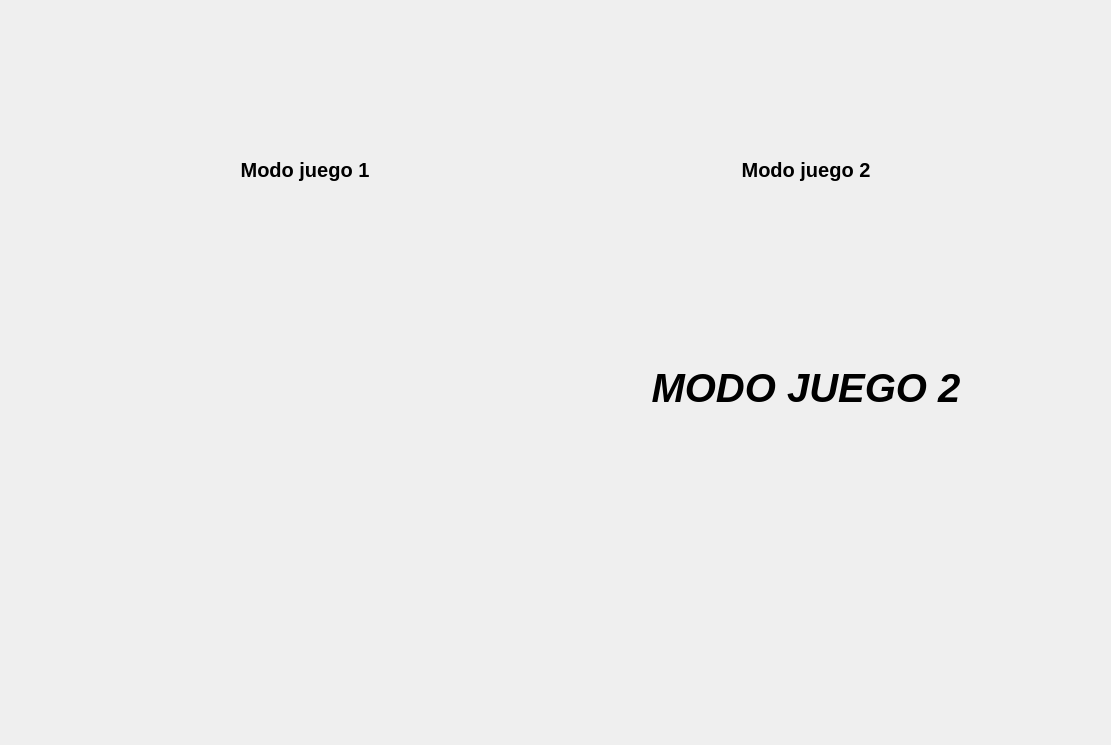
Old version of the form src/escenario/widgets/modosgamewidget.ui in the repository Elmer-Mosquera-UdeA/proyecto-final-2026-1.
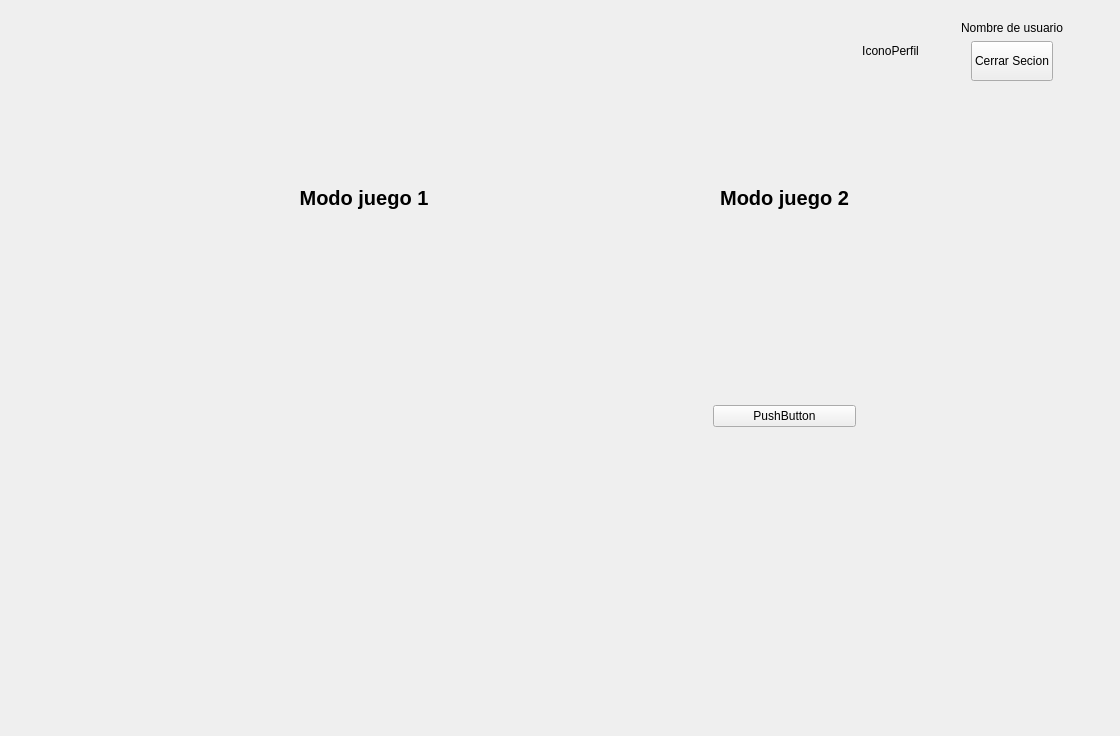
New version of the form. Icons and pictures are not drawn.

```diff
--- a/src/escenario/widgets/modosgamewidget.ui
+++ b/src/escenario/widgets/modosgamewidget.ui
@@ -6,15 +6,89 @@
    <rect>
     <x>0</x>
     <y>0</y>
-    <width>1111</width>
-    <height>745</height>
+    <width>1120</width>
+    <height>736</height>
    </rect>
   </property>
   <property name="windowTitle">
    <string>Form</string>
   </property>
+  <layout class="QVBoxLayout" name="verticalLayout">
+   <item>
+    <widget class="QFrame" name="frame">
+     <property name="styleSheet">
+      <string notr="true">#frame {
+    /* Carga la imagen de fondo estirándola a toda la pantalla */
+    border-image: url(:/resources/imgs/fondo_oscuro.png) 0 0 0 0 stretch stretch;
+    
+    /* Evita que colores raros del sistema operativo tapen tu fondo */
+    background-color: transparent; 
+}
+</string>
+     </property>
+     <property name="frameShape">
+      <enum>QFrame::Shape::StyledPanel</enum>
+     </property>
+     <property name="frameShadow">
+      <enum>QFrame::Shadow::Raised</enum>
+     </property>
+     <layout class="QGridLayout" name="gridLayout_3">
+      <item row="0" column="0">
   <layout class="QGridLayout" name="gridLayout">
+        <item row="4" column="4" colspan="2">
+         <widget class="QPushButton" name="btn_modoD">
+          <property name="text">
+           <string>PushButton</string>
+          </property>
+         </widget>
+        </item>
+        <item row="4" column="0">
+         <spacer name="horizontalSpacer">
+          <property name="orientation">
+           <enum>Qt::Orientation::Horizontal</enum>
+          </property>
+          <property name="sizeHint" stdset="0">
+           <size>
+            <width>40</width>
+            <height>20</height>
+           </size>
+          </property>
+         </spacer>
+        </item>
    <item row="1" column="1">
+         <spacer name="verticalSpacer">
+          <property name="orientation">
+           <enum>Qt::Orientation::Vertical</enum>
+          </property>
+          <property name="sizeHint" stdset="0">
+           <size>
+            <width>20</width>
+            <height>40</height>
+           </size>
+          </property>
+         </spacer>
+        </item>
+        <item row="4" column="1" colspan="2">
+         <widget class="QPushButton" name="btn_modoU">
+          <property name="minimumSize">
+           <size>
+            <width>400</width>
+            <height>400</height>
+           </size>
+          </property>
+          <property name="styleSheet">
+           <string notr="true">/* border-image fuerza a la imagen a encajar exactamente en el botón */
+border-image: url(:/resources/imgs/mini-mod-1.png) 0 0 0 0 stretch stretch;
+border: none;
+background: transparent;
+</string>
+          </property>
+          <property name="text">
+           <string/>
+          </property>
+         </widget>
+        </item>
+        <item row="2" column="1" colspan="2">
     <widget class="QLabel" name="label">
      <property name="font">
       <font>
@@ -30,8 +104,8 @@
      </property>
     </widget>
    </item>
-   <item row="0" column="3">
-    <spacer name="verticalSpacer_3">
+        <item row="5" column="1">
+         <spacer name="verticalSpacer_2">
      <property name="orientation">
       <enum>Qt::Orientation::Vertical</enum>
      </property>
@@ -43,7 +117,36 @@
      </property>
     </spacer>
    </item>
-   <item row="2" column="2">
+        <item row="0" column="5">
+         <spacer name="horizontalSpacer_4">
+          <property name="orientation">
+           <enum>Qt::Orientation::Horizontal</enum>
+          </property>
+          <property name="sizeHint" stdset="0">
+           <size>
+            <width>40</width>
+            <height>20</height>
+           </size>
+          </property>
+         </spacer>
+        </item>
+        <item row="2" column="4" colspan="2">
+         <widget class="QLabel" name="label_2">
+          <property name="font">
+           <font>
+            <pointsize>15</pointsize>
+            <bold>true</bold>
+           </font>
+          </property>
+          <property name="text">
+           <string>Modo juego 2</string>
+          </property>
+          <property name="alignment">
+           <set>Qt::AlignmentFlag::AlignCenter</set>
+          </property>
+         </widget>
+        </item>
+        <item row="4" column="6">
     <spacer name="horizontalSpacer_3">
      <property name="orientation">
       <enum>Qt::Orientation::Horizontal</enum>
@@ -56,158 +159,114 @@
      </property>
     </spacer>
    </item>
-   <item row="3" column="3">
-    <spacer name="verticalSpacer_4">
+        <item row="4" column="3">
+         <spacer name="horizontalSpacer_6">
      <property name="orientation">
-      <enum>Qt::Orientation::Vertical</enum>
+           <enum>Qt::Orientation::Horizontal</enum>
      </property>
      <property name="sizeHint" stdset="0">
       <size>
-       <width>20</width>
-       <height>40</height>
+            <width>40</width>
+            <height>20</height>
       </size>
      </property>
     </spacer>
    </item>
-   <item row="2" column="3">
-    <widget class="QLabel" name="modo_juego_2">
+        <item row="0" column="6">
+         <layout class="QGridLayout" name="gridLayout_2">
+          <item row="1" column="2" colspan="2">
+           <widget class="QPushButton" name="btn_exitAth">
      <property name="minimumSize">
       <size>
-       <width>400</width>
-       <height>400</height>
+              <width>0</width>
+              <height>40</height>
       </size>
      </property>
      <property name="maximumSize">
       <size>
-       <width>400</width>
-       <height>400</height>
-      </size>
-     </property>
-     <property name="font">
-      <font>
-       <pointsize>30</pointsize>
-       <italic>true</italic>
-       <bold>true</bold>
-      </font>
-     </property>
+              <width>120</width>
+              <height>40</height>
+             </size>
+            </property>
      <property name="text">
-      <string>MODO JUEGO 2</string>
-     </property>
-     <property name="alignment">
-      <set>Qt::AlignmentFlag::AlignCenter</set>
+             <string>Cerrar Secion</string>
      </property>
     </widget>
    </item>
-   <item row="2" column="1">
-    <widget class="QLabel" name="modo_juego_1">
-     <property name="minimumSize">
-      <size>
-       <width>400</width>
-       <height>400</height>
-      </size>
-     </property>
-     <property name="maximumSize">
-      <size>
-       <width>400</width>
-       <height>400</height>
-      </size>
-     </property>
-     <property name="font">
-      <font>
-       <pointsize>30</pointsize>
-       <italic>true</italic>
-       <bold>true</bold>
-      </font>
-     </property>
-     <property name="midLineWidth">
-      <number>-1</number>
-     </property>
+          <item row="0" column="0" rowspan="2">
+           <widget class="QLabel" name="label_4">
      <property name="text">
-      <string/>
-     </property>
-     <property name="pixmap">
-      <pixmap resource="../../recursos.qrc">:/resources/imgs/mini-mod-1.png</pixmap>
+             <string>IconoPerfil</string>
      </property>
      <property name="scaledContents">
+             <bool>false</bool>
+            </property>
+            <property name="alignment">
+             <set>Qt::AlignmentFlag::AlignCenter</set>
+            </property>
+            <property name="wordWrap">
       <bool>true</bool>
      </property>
-     <property name="alignment">
-      <set>Qt::AlignmentFlag::AlignCenter</set>
-     </property>
-    </widget>
-   </item>
-   <item row="3" column="1">
-    <spacer name="verticalSpacer_2">
-     <property name="orientation">
-      <enum>Qt::Orientation::Vertical</enum>
-     </property>
-     <property name="sizeHint" stdset="0">
-      <size>
-       <width>20</width>
-       <height>137</height>
-      </size>
-     </property>
-    </spacer>
-   </item>
-   <item row="2" column="0">
-    <spacer name="horizontalSpacer">
-     <property name="orientation">
-      <enum>Qt::Orientation::Horizontal</enum>
-     </property>
-     <property name="sizeHint" stdset="0">
-      <size>
-       <width>87</width>
-       <height>20</height>
-      </size>
-     </property>
-    </spacer>
-   </item>
-   <item row="0" column="1">
-    <spacer name="verticalSpacer">
-     <property name="orientation">
-      <enum>Qt::Orientation::Vertical</enum>
-     </property>
-     <property name="sizeHint" stdset="0">
-      <size>
-       <width>20</width>
-       <height>138</height>
-      </size>
-     </property>
-    </spacer>
-   </item>
-   <item row="2" column="4">
+           </widget>
+          </item>
+          <item row="1" column="1">
     <spacer name="horizontalSpacer_2">
      <property name="orientation">
       <enum>Qt::Orientation::Horizontal</enum>
      </property>
      <property name="sizeHint" stdset="0">
       <size>
-       <width>87</width>
+              <width>40</width>
        <height>20</height>
       </size>
      </property>
     </spacer>
    </item>
-   <item row="1" column="3">
-    <widget class="QLabel" name="label_2">
-     <property name="font">
-      <font>
-       <pointsize>15</pointsize>
-       <bold>true</bold>
-      </font>
-     </property>
+          <item row="0" column="1" colspan="4">
+           <widget class="QLabel" name="label_3">
      <property name="text">
-      <string>Modo juego 2</string>
+             <string>Nombre de usuario</string>
      </property>
      <property name="alignment">
       <set>Qt::AlignmentFlag::AlignCenter</set>
      </property>
     </widget>
    </item>
-  </layout>
- </widget>
- <resources>
-  <include location="../../recursos.qrc"/>
- </resources>
+          <item row="1" column="4">
+           <spacer name="horizontalSpacer_7">
+            <property name="orientation">
+             <enum>Qt::Orientation::Horizontal</enum>
+            </property>
+            <property name="sizeHint" stdset="0">
+             <size>
+              <width>40</width>
+              <height>20</height>
+             </size>
+            </property>
+           </spacer>
+          </item>
+         </layout>
+        </item>
+        <item row="0" column="0" colspan="5">
+         <spacer name="horizontalSpacer_5">
+          <property name="orientation">
+           <enum>Qt::Orientation::Horizontal</enum>
+          </property>
+          <property name="sizeHint" stdset="0">
+           <size>
+            <width>40</width>
+            <height>20</height>
+           </size>
+          </property>
+         </spacer>
+        </item>
+       </layout>
+      </item>
+     </layout>
+    </widget>
+   </item>
+  </layout>
+ </widget>
+ <resources/>
  <connections/>
 </ui>
```
Lines whose indentation alone changed are shown as unchanged.
